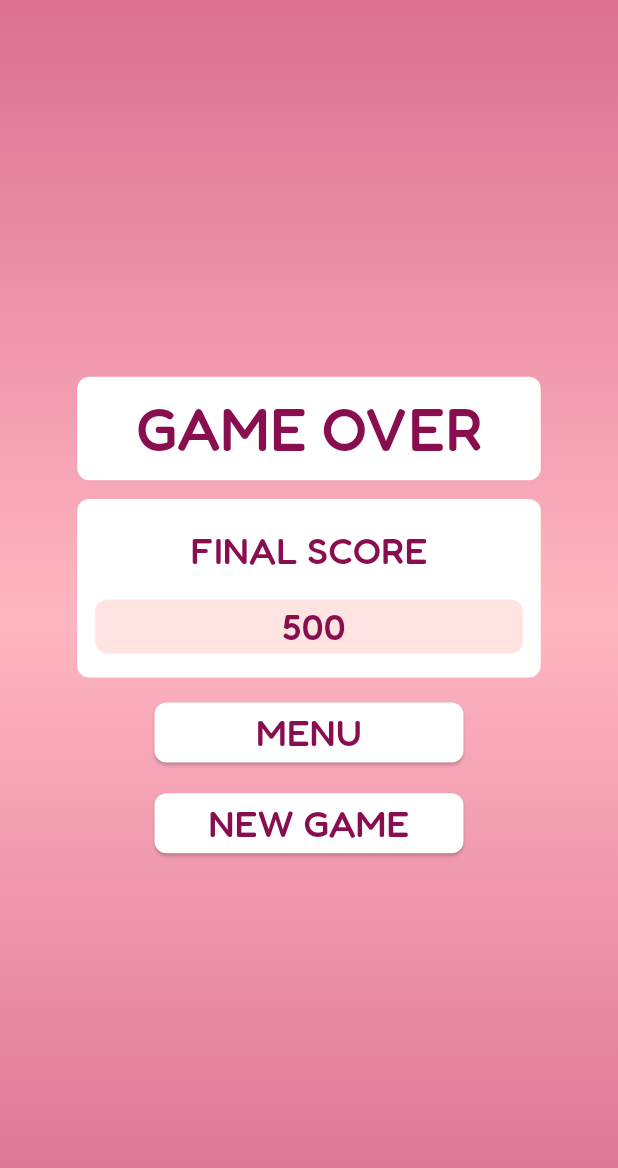
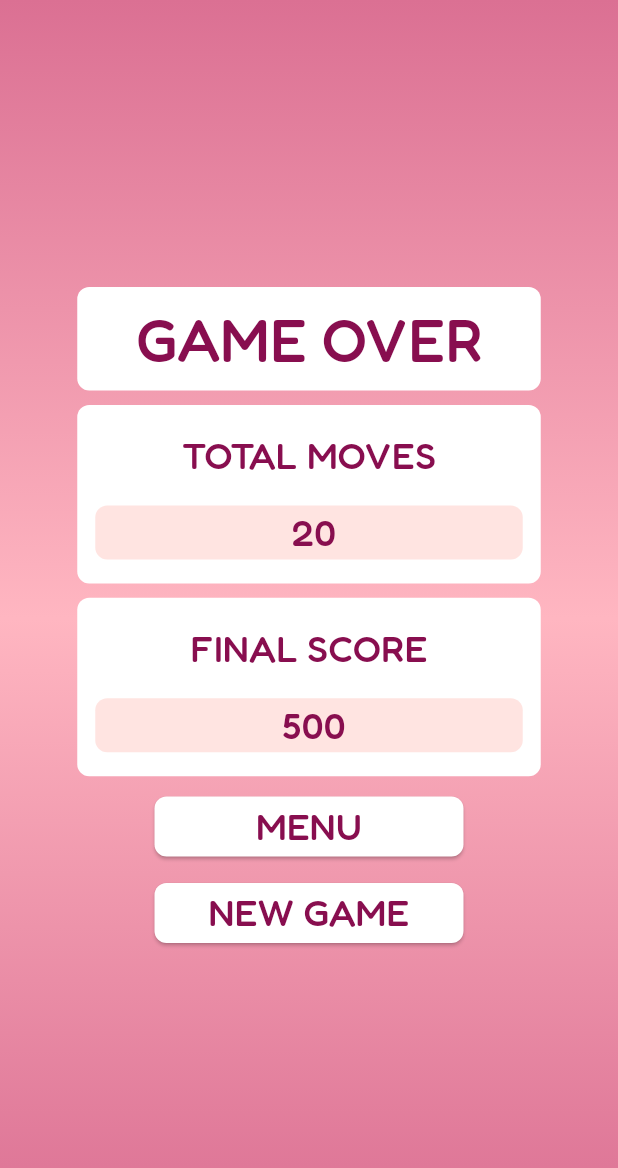
Before and after one commit to mraboso2019/practica2moviles, a Flutter app: the screen it shows after launch, on a phone screen of 412 x 824 dp. Shown: the top 1168 px of the screen. Run offline on Flutter 3.47's test engine with Material 3 defaults, Android fonts, the phone set to English and light mode, and no system bars; our stand-ins replace audioplayers, google_fonts, shared_preferences.

Commit message:
Update defeat_screen.dart

```diff
--- a/lib/defeat_screen.dart
+++ b/lib/defeat_screen.dart
@@ -14,14 +14,15 @@ class DefeatScreen extends StatelessWidget {
   Widget build(BuildContext context) {
     final gradientDecoration =
         Provider.of<AppTheme>(context).gradientBackground;
-    final numTileColor =
-        Provider.of<AppTheme>(context).numTileColor;
+    final numTileColor = Provider.of<AppTheme>(context).numTileColor;
 
     return Scaffold(
       body: Container(
         decoration: gradientDecoration,
         child: Center(
-          child: Column(
+          child: Stack(
+            children: [
+              Column(
                   crossAxisAlignment: CrossAxisAlignment.center,
                   mainAxisAlignment: MainAxisAlignment.center,
                   children: [
@@ -42,6 +43,51 @@ class DefeatScreen extends StatelessWidget {
                                 fontSize: 40,
                                 fontWeight: FontWeight.w500,
                               )),
+                        ],
+                      ),
+                    ),
+                    const Spacer(flex: 1),
+                    Container(
+                      width: MediaQuery.of(context).size.width * 0.75,
+                      padding:
+                          EdgeInsets.symmetric(horizontal: 12.0, vertical: 6.0),
+                      decoration: BoxDecoration(
+                        borderRadius: BorderRadius.circular(8.0),
+                        color: Colors.white,
+                      ),
+                      child: Column(
+                        children: [
+                          SizedBox(
+                            height: 10,
+                          ),
+                          Text('TOTAL MOVES',
+                              style: TextStyle(
+                                fontSize: 25,
+                                fontWeight: FontWeight.w500,
+                              )),
+                          SizedBox(
+                            height: 15,
+                          ),
+                          Container(
+                            width: MediaQuery.of(context).size.width * 0.75,
+                            decoration: BoxDecoration(
+                              borderRadius: BorderRadius.circular(8.0),
+                              color: numTileColor[2],
+                            ),
+                            child: Row(
+                              mainAxisAlignment: MainAxisAlignment.center,
+                              children: [
+                                Text(' $moves',
+                                    style: TextStyle(
+                                      fontSize: 25,
+                                      fontWeight: FontWeight.w500,
+                                    )),
+                              ],
+                            ),
+                          ),
+                          SizedBox(
+                            height: 10,
+                          ),
                         ],
                       ),
                     ),
@@ -120,6 +166,8 @@ class DefeatScreen extends StatelessWidget {
                     ),
                     const Spacer(flex: 20),
                   ]),
+            ],
+          ),
         ),
       ),
     );
```
Lines whose indentation alone changed are shown as unchanged.
